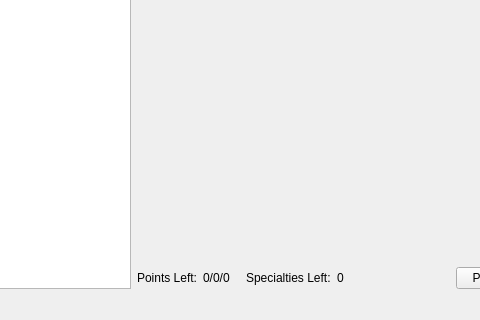
Kamduis/SoulCreator, file ui/MainWindow.ui: the form before one commit; both pictures show x 363 to 843 and y 159 to 479 of the 1024 by 479 pixel window.
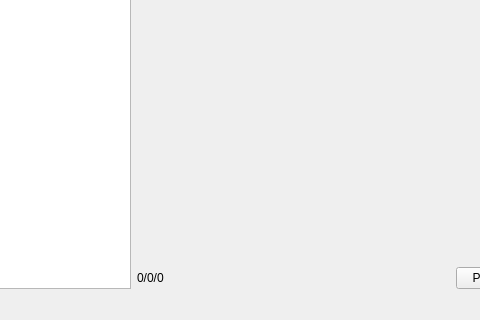
The form after the commit. Icons and pictures are not drawn. Custom widgets are drawn as their Qt base class.

```diff
--- a/ui/MainWindow.ui
+++ b/ui/MainWindow.ui
@@ -264,65 +264,10 @@
       <item>
        <layout class="QHBoxLayout" name="horizontalLayout_2">
         <item>
-         <widget class="QFrame" name="frame_creationPoints">
-          <layout class="QHBoxLayout" name="horizontalLayout_12">
-           <property name="margin">
-            <number>0</number>
-           </property>
-           <item>
-            <widget class="QLabel" name="label_points">
-             <property name="text">
-              <string>Points Left:</string>
-             </property>
-            </widget>
-           </item>
-           <item>
-            <widget class="QLabel" name="label_pointsLeft">
-             <property name="text">
-              <string>0/0/0</string>
-             </property>
-            </widget>
-           </item>
-           <item>
-            <spacer name="horizontalSpacer_10">
-             <property name="orientation">
-              <enum>Qt::Horizontal</enum>
-             </property>
-             <property name="sizeType">
-              <enum>QSizePolicy::Fixed</enum>
-             </property>
-             <property name="sizeHint" stdset="0">
-              <size>
-               <width>10</width>
-               <height>10</height>
-              </size>
-             </property>
-            </spacer>
-           </item>
-           <item>
-            <widget class="QFrame" name="frame_creationPointsSpecialties">
-             <layout class="QHBoxLayout" name="horizontalLayout_13">
-              <property name="margin">
-               <number>0</number>
-              </property>
-              <item>
-               <widget class="QLabel" name="label_specialties">
-                <property name="text">
-                 <string>Specialties Left:</string>
-                </property>
-               </widget>
-              </item>
-              <item>
-               <widget class="QLabel" name="label_specialtiesLeft">
-                <property name="text">
-                 <string>0</string>
-                </property>
-               </widget>
-              </item>
-             </layout>
-            </widget>
-           </item>
-          </layout>
+         <widget class="QLabel" name="label_pointsLeft">
+          <property name="text">
+           <string>0/0/0</string>
+          </property>
          </widget>
         </item>
         <item>
```
